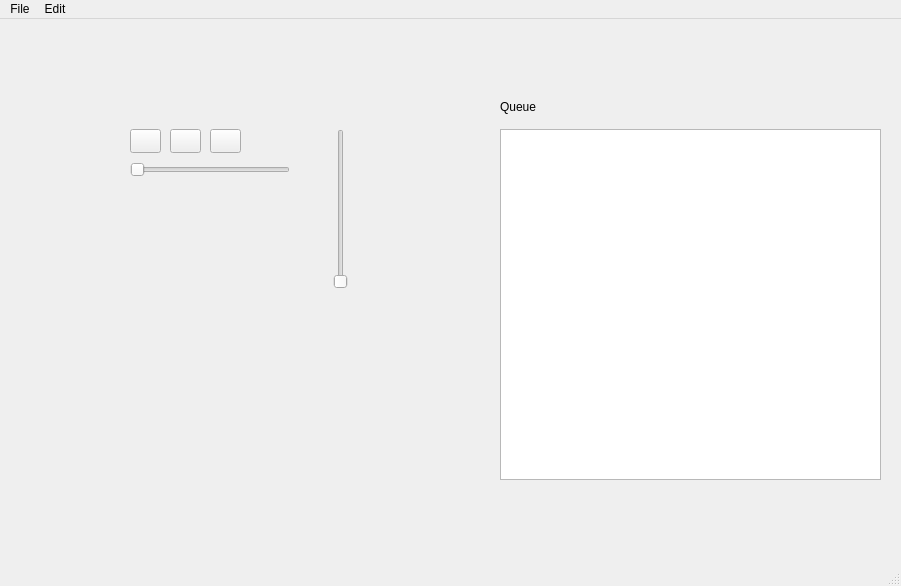
Above: sources/MainWindow.ui from nichilum/nimamp before the change. Below: the same form after it.
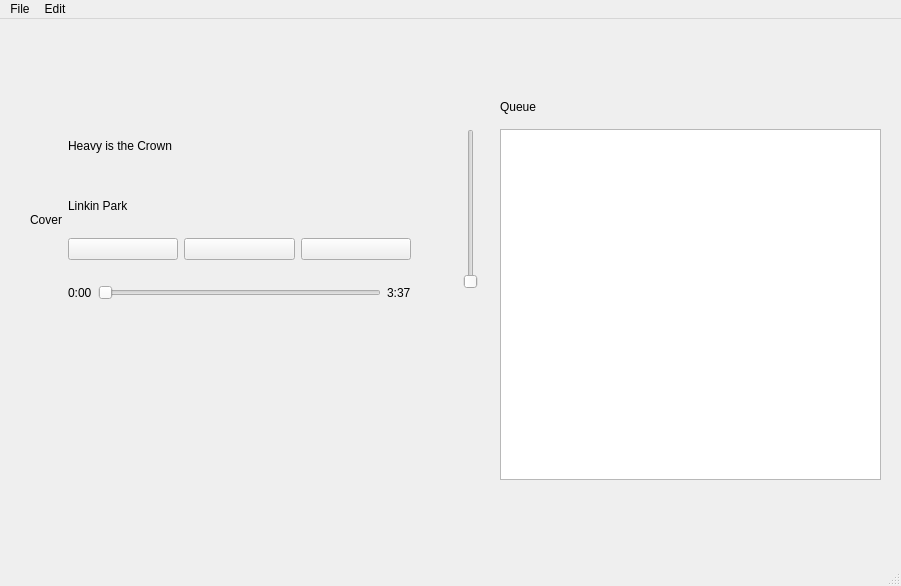
That is the form after the change. Icons and pictures are not drawn.

Commit message: controls layout

```diff
--- a/sources/MainWindow.ui
+++ b/sources/MainWindow.ui
@@ -14,67 +14,6 @@
    <string>MainWindow</string>
   </property>
   <widget class="QWidget" name="centralwidget">
-   <widget class="QPushButton" name="nextButton">
-    <property name="geometry">
-     <rect>
-      <x>210</x>
-      <y>110</y>
-      <width>31</width>
-      <height>24</height>
-     </rect>
-    </property>
-    <property name="text">
-     <string/>
-    </property>
-    <property name="icon">
-     <iconset theme="QIcon::ThemeIcon::GoNext"/>
-    </property>
-   </widget>
-   <widget class="QPushButton" name="prevButton">
-    <property name="geometry">
-     <rect>
-      <x>130</x>
-      <y>110</y>
-      <width>31</width>
-      <height>24</height>
-     </rect>
-    </property>
-    <property name="text">
-     <string/>
-    </property>
-    <property name="icon">
-     <iconset theme="QIcon::ThemeIcon::GoPrevious"/>
-    </property>
-   </widget>
-   <widget class="QPushButton" name="playButton">
-    <property name="geometry">
-     <rect>
-      <x>170</x>
-      <y>110</y>
-      <width>31</width>
-      <height>24</height>
-     </rect>
-    </property>
-    <property name="text">
-     <string/>
-    </property>
-    <property name="icon">
-     <iconset theme="QIcon::ThemeIcon::MediaPlaybackStart"/>
-    </property>
-   </widget>
-   <widget class="QSlider" name="seekSlider">
-    <property name="geometry">
-     <rect>
-      <x>130</x>
-      <y>140</y>
-      <width>160</width>
-      <height>22</height>
-     </rect>
-    </property>
-    <property name="orientation">
-     <enum>Qt::Orientation::Horizontal</enum>
-    </property>
-   </widget>
    <widget class="QLabel" name="label">
     <property name="geometry">
      <rect>
@@ -104,7 +43,7 @@
    <widget class="QSlider" name="volumeSlider">
     <property name="geometry">
      <rect>
-      <x>330</x>
+      <x>460</x>
       <y>110</y>
       <width>22</width>
       <height>160</height>
@@ -129,6 +68,114 @@
      <bool>false</bool>
     </property>
    </widget>
+   <widget class="QWidget" name="horizontalLayoutWidget">
+    <property name="geometry">
+     <rect>
+      <x>30</x>
+      <y>100</y>
+      <width>381</width>
+      <height>201</height>
+     </rect>
+    </property>
+    <layout class="QHBoxLayout" name="horizontalLayout">
+     <item>
+      <layout class="QVBoxLayout" name="verticalLayout_3"/>
+     </item>
+     <item>
+      <widget class="QLabel" name="coverLabel">
+       <property name="sizePolicy">
+        <sizepolicy hsizetype="Preferred" vsizetype="Preferred">
+         <horstretch>0</horstretch>
+         <verstretch>0</verstretch>
+        </sizepolicy>
+       </property>
+       <property name="text">
+        <string>Cover</string>
+       </property>
+       <property name="scaledContents">
+        <bool>true</bool>
+       </property>
+      </widget>
+     </item>
+     <item>
+      <layout class="QVBoxLayout" name="verticalLayout">
+       <item>
+        <widget class="QLabel" name="songNameLabel">
+         <property name="text">
+          <string>Heavy is the Crown</string>
+         </property>
+        </widget>
+       </item>
+       <item>
+        <widget class="QLabel" name="artistNameLabel">
+         <property name="text">
+          <string>Linkin Park</string>
+         </property>
+        </widget>
+       </item>
+       <item>
+        <layout class="QHBoxLayout" name="horizontalLayout_2">
+         <item>
+          <widget class="QPushButton" name="prevButton">
+           <property name="text">
+            <string/>
+           </property>
+           <property name="icon">
+            <iconset theme="QIcon::ThemeIcon::GoPrevious"/>
+           </property>
+          </widget>
+         </item>
+         <item>
+          <widget class="QPushButton" name="playButton">
+           <property name="text">
+            <string/>
+           </property>
+           <property name="icon">
+            <iconset theme="QIcon::ThemeIcon::MediaPlaybackStart"/>
+           </property>
+          </widget>
+         </item>
+         <item>
+          <widget class="QPushButton" name="nextButton">
+           <property name="text">
+            <string/>
+           </property>
+           <property name="icon">
+            <iconset theme="QIcon::ThemeIcon::GoNext"/>
+           </property>
+          </widget>
+         </item>
+        </layout>
+       </item>
+       <item>
+        <layout class="QHBoxLayout" name="horizontalLayout_3">
+         <item>
+          <widget class="QLabel" name="currentTimeLabel">
+           <property name="text">
+            <string>0:00</string>
+           </property>
+          </widget>
+         </item>
+         <item>
+          <widget class="QSlider" name="seekSlider">
+           <property name="orientation">
+            <enum>Qt::Orientation::Horizontal</enum>
+           </property>
+          </widget>
+         </item>
+         <item>
+          <widget class="QLabel" name="durationLabel">
+           <property name="text">
+            <string>3:37</string>
+           </property>
+          </widget>
+         </item>
+        </layout>
+       </item>
+      </layout>
+     </item>
+    </layout>
+   </widget>
   </widget>
   <widget class="QMenuBar" name="menubar">
    <property name="geometry">
```
Left out of the diff: 2 changed lines with no effect on the pictures. The commit also changes 2 other files.
